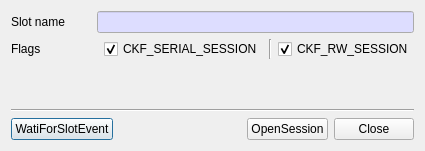
The window that CryptokiMan/open_session_dlg.ui (jykim74/CryptokiMan) describes before a commit, drawn with Qt 5.
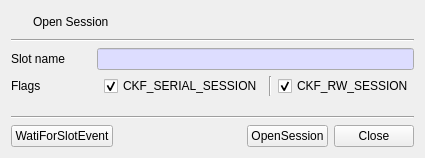
The same window after the commit. Icons and pictures are not drawn.

```diff
--- a/CryptokiMan/open_session_dlg.ui
+++ b/CryptokiMan/open_session_dlg.ui
@@ -7,13 +7,57 @@
     <x>0</x>
     <y>0</y>
     <width>425</width>
-    <height>151</height>
+    <height>158</height>
    </rect>
   </property>
   <property name="windowTitle">
    <string>Open session</string>
   </property>
   <layout class="QVBoxLayout" name="verticalLayout">
+   <item>
+    <layout class="QGridLayout" name="gridLayout_3">
+     <item row="0" column="0">
+      <widget class="QPushButton" name="pushButton">
+       <property name="minimumSize">
+        <size>
+         <width>16</width>
+         <height>0</height>
+        </size>
+       </property>
+       <property name="maximumSize">
+        <size>
+         <width>16</width>
+         <height>16777215</height>
+        </size>
+       </property>
+       <property name="text">
+        <string/>
+       </property>
+       <property name="icon">
+        <iconset resource="cryptokiman.qrc">
+         <normaloff>:/images/open_session.png</normaloff>:/images/open_session.png</iconset>
+       </property>
+       <property name="flat">
+        <bool>true</bool>
+       </property>
+      </widget>
+     </item>
+     <item row="0" column="1">
+      <widget class="QLabel" name="label_2">
+       <property name="text">
+        <string>Open Session</string>
+       </property>
+      </widget>
+     </item>
+    </layout>
+   </item>
+   <item>
+    <widget class="Line" name="line_3">
+     <property name="orientation">
+      <enum>Qt::Horizontal</enum>
+     </property>
+    </widget>
+   </item>
    <item>
     <layout class="QHBoxLayout" name="horizontalLayout">
      <item>
```
Left out of the diff: 4 changed lines with no effect on the pictures.
